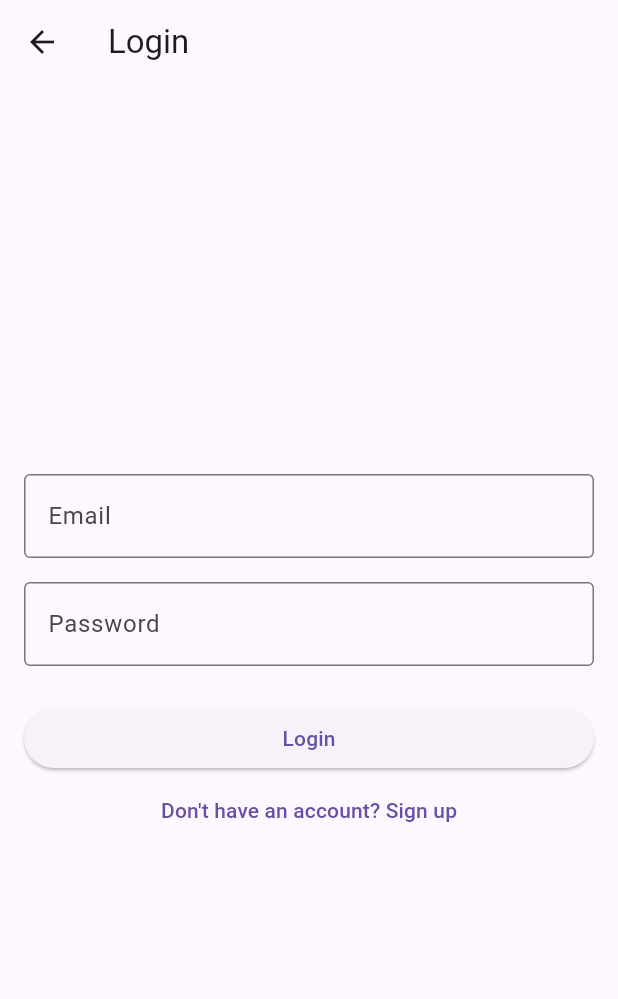
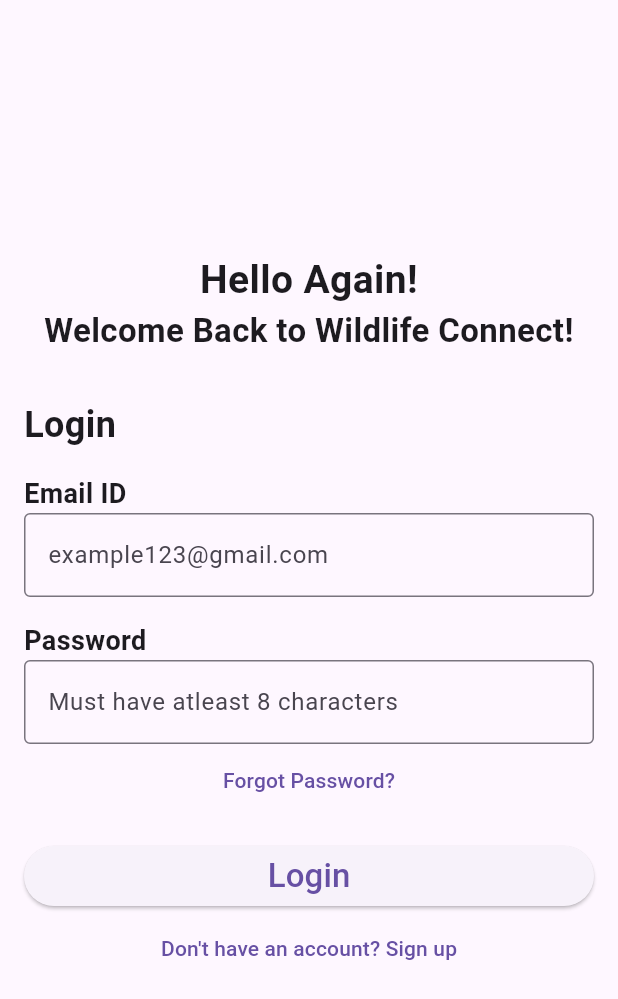
Before and after one commit to NethmaDS123/WildLifeConnect, a Flutter app: the LoginPage screen opened directly, on a phone screen of 412 x 824 dp. Shown: the top 999 px of the screen. Run offline on Flutter 3.47's test engine with Material 3 defaults, Android fonts, the phone set to English and light mode, and no system bars.

Commit message:
login_progress

```diff
--- a/lib/pages/Login/login.dart
+++ b/lib/pages/Login/login.dart
@@ -7,36 +7,58 @@ class LoginPage extends StatelessWidget {
   @override
   Widget build(BuildContext context) {
     return Scaffold(
-      appBar: AppBar(
-        title: const Text('Login'),
-      ),
       body: Padding(
         padding: const EdgeInsets.all(16.0),
         child: Column(
           mainAxisAlignment: MainAxisAlignment.center,
           crossAxisAlignment: CrossAxisAlignment.stretch,
           children: <Widget>[
+            const Text(
+              "Hello Again!",
+              style: TextStyle(fontSize: 26, fontWeight: FontWeight.bold), textAlign: TextAlign.center),
+            const Text(
+              "Welcome Back to Wildlife Connect!",
+              style: TextStyle(fontSize: 22, fontWeight: FontWeight.bold), textAlign: TextAlign.center),
+            const SizedBox(height: 30.0),
+            const Text(
+              "Login",
+              style: TextStyle(fontSize: 24, fontWeight: FontWeight.bold)),
+            const SizedBox(height: 16.0),
+            const Text(
+              "Email ID",
+              style: TextStyle(fontSize: 18, fontWeight: FontWeight.bold)),
             // Email input field
             TextFormField(
               decoration: const InputDecoration(
-                labelText: 'Email',
+                labelText: 'example123@gmail.com',
                 border: OutlineInputBorder(),
               ),
               keyboardType: TextInputType.emailAddress,
             ),
             const SizedBox(height: 16.0),
+            const Text(
+              "Password",
+              style: TextStyle(fontSize: 18, fontWeight: FontWeight.bold)),
             // Password input field
             TextFormField(
               decoration: const InputDecoration(
-                labelText: 'Password',
+                labelText: 'Must have atleast 8 characters',
                 border: OutlineInputBorder(),
               ),
               obscureText: true,
             ),
-            const SizedBox(height: 24.0),
+            TextButton(
+              child: const Text("Forgot Password?"),
+              onPressed: () {
+                //reset password page
+              },
+            ),
+            const SizedBox(height: 16.0),
             // Login button
             ElevatedButton(
-              child: const Text('Login'),
+              child: const Text(
+                'Login',
+                style: TextStyle(fontSize: 22),),
               onPressed: () {
                 // Handle login logic
               },
--- a/lib/pages/splashPage/splashPage.dart
+++ b/lib/pages/splashPage/splashPage.dart
@@ -1,5 +1,5 @@
 import 'package:flutter/material.dart';
-import 'package:wildlifeconnect/pages/Home/home.dart';
+import 'package:wildlifeconnect/pages/Login/login.dart';
 // import '../Login/login.dart'; // Import the login page.
 
 class SplashPage extends StatelessWidget {
@@ -9,7 +9,7 @@ class SplashPage extends StatelessWidget {
     Future.delayed(const Duration(seconds: 2), () {
       Navigator.pushReplacement(
         context,
-        MaterialPageRoute(builder: (context) => HomePage()),
+        MaterialPageRoute(builder: (context) => LoginPage()),
       );
     });
 
```
